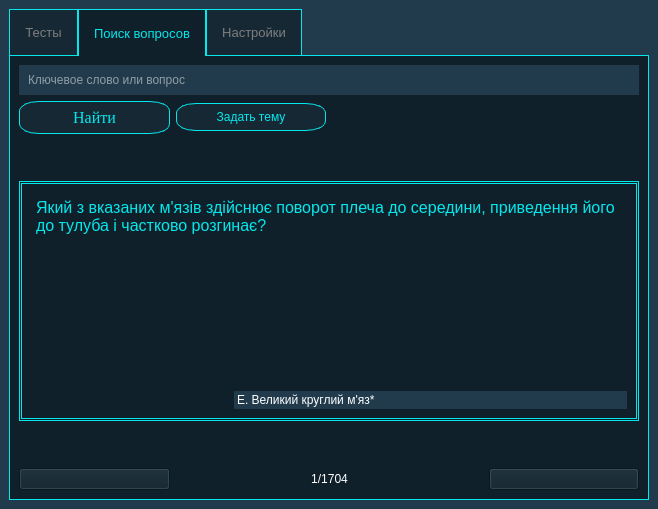
Before: the Qt Designer form mainwindow.ui in Yarosurafu/ExamHelper, drawn with Qt 5.
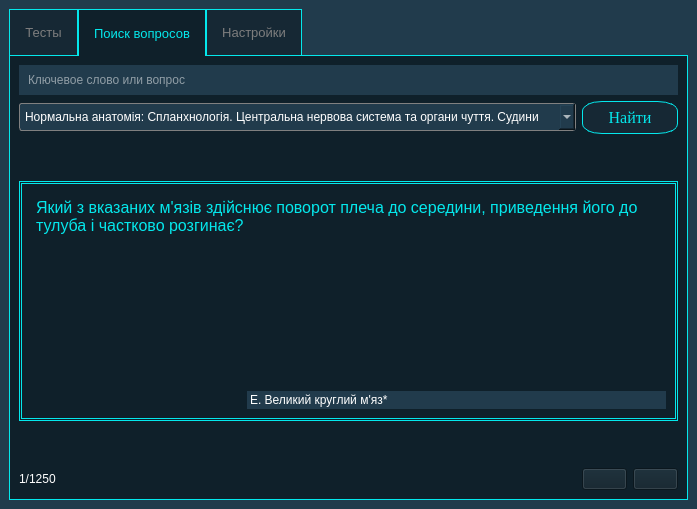
After: the same form once the commit is applied. The open tabs and pages were chosen to show the change. Icons and pictures are not drawn.

Patch:
```diff
--- a/mainwindow.ui
+++ b/mainwindow.ui
@@ -6,7 +6,7 @@
    <rect>
     <x>0</x>
     <y>0</y>
-    <width>658</width>
+    <width>697</width>
     <height>509</height>
    </rect>
   </property>
@@ -98,32 +98,20 @@
         <string>Поиск вопросов</string>
        </attribute>
        <layout class="QGridLayout" name="gridLayout_2">
-        <item row="5" column="0">
-         <widget class="QPushButton" name="pushButton_2">
-          <property name="cursor">
-           <cursorShape>PointingHandCursor</cursorShape>
+        <item row="2" column="0">
+         <spacer name="verticalSpacer">
+          <property name="orientation">
+           <enum>Qt::Vertical</enum>
           </property>
-          <property name="styleSheet">
-           <string notr="true">QPushButton{
-	background-color: rgb(15, 32, 42);
-}</string>
-          </property>
-          <property name="text">
-           <string/>
-          </property>
-          <property name="icon">
-           <iconset resource="rsrc.qrc">
-            <normaloff>:/icons/images/arrowPrev.png</normaloff>:/icons/images/arrowPrev.png</iconset>
-          </property>
-          <property name="iconSize">
+          <property name="sizeHint" stdset="0">
            <size>
-            <width>30</width>
-            <height>30</height>
+            <width>20</width>
+            <height>40</height>
            </size>
           </property>
-         </widget>
+         </spacer>
         </item>
-        <item row="3" column="0" colspan="4">
+        <item row="3" column="0" colspan="3">
          <widget class="QFrame" name="frame">
           <property name="enabled">
            <bool>true</bool>
@@ -188,8 +176,8 @@
           </layout>
          </widget>
         </item>
-        <item row="2" column="0">
-         <spacer name="verticalSpacer">
+        <item row="4" column="2">
+         <spacer name="verticalSpacer_3">
           <property name="orientation">
            <enum>Qt::Vertical</enum>
           </property>
@@ -201,7 +189,33 @@
           </property>
          </spacer>
         </item>
-        <item row="1" column="0">
+        <item row="6" column="2">
+         <widget class="QPushButton" name="pushButton_3">
+          <property name="cursor">
+           <cursorShape>PointingHandCursor</cursorShape>
+          </property>
+          <property name="styleSheet">
+           <string notr="true">QPushButton{
+	image:url(:/icons/images/arrowNext.png);
+	background-color: rgb(15, 32, 42);
+}
+
+QPushButton:pressed{	
+	image: url(:/icons/images/arrowNextPressed.png);
+}</string>
+          </property>
+          <property name="text">
+           <string/>
+          </property>
+          <property name="iconSize">
+           <size>
+            <width>30</width>
+            <height>30</height>
+           </size>
+          </property>
+         </widget>
+        </item>
+        <item row="1" column="1" colspan="2">
          <widget class="QPushButton" name="pushButton">
           <property name="font">
            <font>
@@ -234,6 +248,39 @@
           </property>
          </widget>
         </item>
+        <item row="1" column="0">
+         <widget class="QComboBox" name="comboBox">
+          <property name="styleSheet">
+           <string notr="true">QComboBox{
+	border: 1px solid grey;
+	border-radius: 3px;	
+	color: rgb(255, 255, 255);
+	background-color: rgb(33, 59, 76);
+	padding: 5px;
+}
+
+QComboBox QAbstractItemView{	
+	background-color: rgb(33, 59, 76);
+	
+	color: rgb(4, 232, 236);
+}
+
+QComboBox::down-arrow{	
+	image: url(:/icons/images/arrowDown.png);
+}</string>
+          </property>
+          <item>
+           <property name="text">
+            <string>Нормальна анатомія: Спланхнологія. Центральна нервова система та органи чуття. Судини</string>
+           </property>
+          </item>
+          <item>
+           <property name="text">
+            <string>Нормальна анатомія: Анатомія опорно-рухового апарату</string>
+           </property>
+          </item>
+         </widget>
+        </item>
         <item row="4" column="0">
          <spacer name="verticalSpacer_2">
           <property name="orientation">
@@ -247,7 +294,7 @@
           </property>
          </spacer>
         </item>
-        <item row="0" column="0" colspan="4">
+        <item row="0" column="0" colspan="3">
          <widget class="QLineEdit" name="lineEdit_2">
           <property name="styleSheet">
            <string notr="true">QLineEdit{
@@ -266,8 +313,8 @@
           </property>
          </widget>
         </item>
-        <item row="5" column="3">
-         <widget class="QPushButton" name="pushButton_3">
+        <item row="6" column="1">
+         <widget class="QPushButton" name="pushButton_2">
           <property name="cursor">
            <cursorShape>PointingHandCursor</cursorShape>
           </property>
@@ -275,6 +322,11 @@
            <string notr="true">QPushButton{
 	
 	background-color: rgb(15, 32, 42);
+}
+
+QPushButton:pressed{
+	
+	image: url(:/icons/images/arrowPrevPressed.png);
 }</string>
           </property>
           <property name="text">
@@ -292,63 +344,20 @@
           </property>
          </widget>
         </item>
-        <item row="4" column="3">
-         <spacer name="verticalSpacer_3">
-          <property name="orientation">
-           <enum>Qt::Vertical</enum>
+        <item row="6" column="0">
+         <widget class="QLabel" name="label">
+          <property name="layoutDirection">
+           <enum>Qt::LeftToRight</enum>
           </property>
-          <property name="sizeHint" stdset="0">
-           <size>
-            <width>20</width>
-            <height>40</height>
-           </size>
-          </property>
-         </spacer>
-        </item>
-        <item row="5" column="1" colspan="2">
-         <widget class="QLabel" name="label_2">
           <property name="styleSheet">
            <string notr="true">QLabel{
-	color: rgb(255, 255, 255);
-	
-	
-	font: italic 24pt &quot;Times New Roman&quot;;
-}
-</string>
-          </property>
-          <property name="text">
-           <string>1/1704</string>
-          </property>
-          <property name="alignment">
-           <set>Qt::AlignCenter</set>
-          </property>
-         </widget>
-        </item>
-        <item row="1" column="1">
-         <widget class="QPushButton" name="pushButton_4">
-          <property name="cursor">
-           <cursorShape>PointingHandCursor</cursorShape>
-          </property>
-          <property name="styleSheet">
-           <string notr="true">QPushButton{	
-	color: rgb(4, 232, 236);
-	background-color: rgb(22, 40, 52);
-	border: 1px solid rgb(4, 232, 236);
-	padding: 6px;
-	border-radius: 20px 10px;
-	
-	font: 12pt &quot;Times New Roman&quot;;
-}
-
-QPushButton:pressed{
-	color: red;
-	border: 1px solid red;
-	border-radius: 20px 10px;
-	font: 12pt &quot;Times New Roman&quot;;
+	text-align: center;	
+	color: rgb(255, 255, 255);	
+	font: italic 14pt &quot;Times New Roman&quot;;
 }</string>
           </property>
           <property name="text">
-           <string>Задать тему</string>
+           <string>1/1250</string>
           </property>
          </widget>
         </item>
```
Left out of the diff: 31 changed lines with no effect on the pictures.
